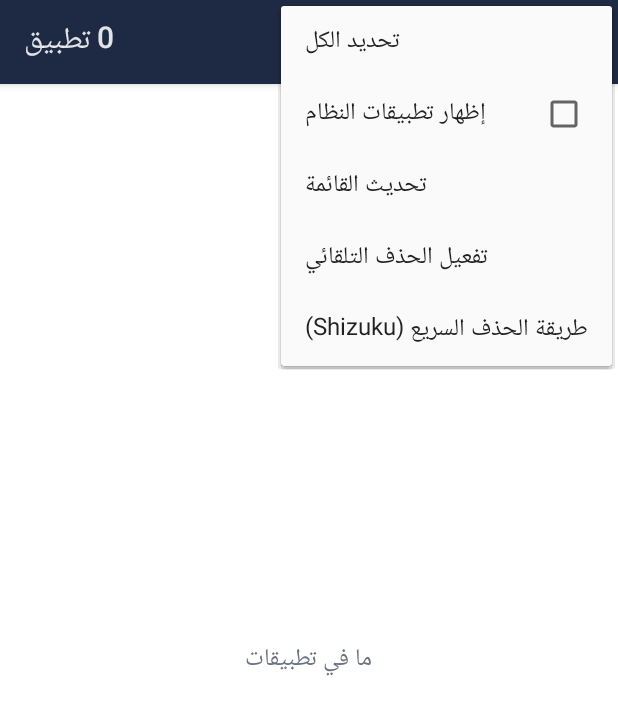
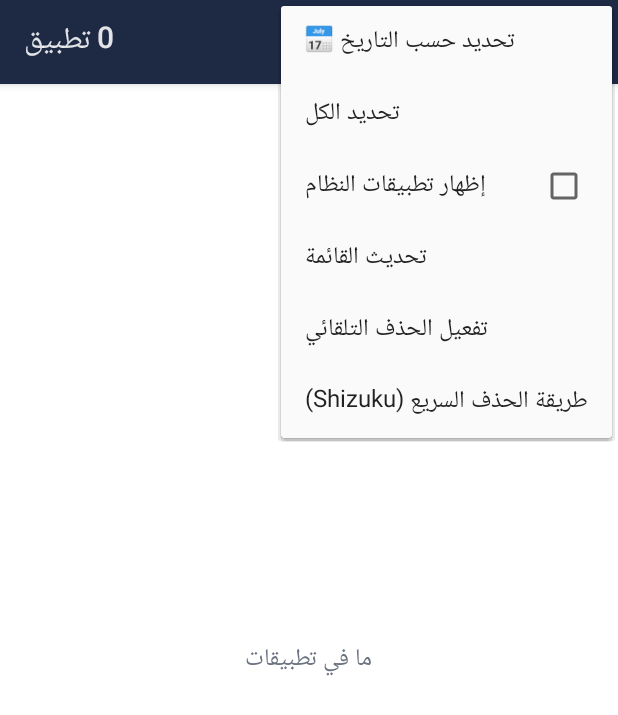
Before and after one commit to remobtester8-alt/AppByDate, an Android app: the screen it shows after launch (MainActivity), with the options menu open, on a phone screen of 412 x 824 dp. Shown: the top 715 px of the screen. Run offline under Robolectric (Android 15) with nearby library versions, the phone set to English and light mode, and no system bars; libraries missing offline, so code that uses them is left out: rikka.shizuku; 1 statement that could not run was skipped.

Commit message:
Select apps by install-date range (from/to date picker)
Co-Authored-By: Claude Opus 5.5 <noreply@anthropic.com>
Claude-Session: https://claude.ai/code/session_01Jvi3i9rKPwTKsZ4CAULzSp

```diff
--- a/app/src/main/java/com/osydev/appsbydate/MainActivity.kt
+++ b/app/src/main/java/com/osydev/appsbydate/MainActivity.kt
@@ -2,6 +2,8 @@ package com.osydev.appsbydate
 
 import android.app.Activity
 import android.app.AlertDialog
+import android.app.DatePickerDialog
+import java.util.Calendar
 import rikka.shizuku.Shizuku
 import android.content.ActivityNotFoundException
 import android.content.Context
@@ -72,6 +74,13 @@ class MainActivity : Activity() {
     private val queue = ArrayDeque<String>()
     private var batchTotal = 0
     private var batchActive = false
+
+    /** Optional install-date range (inclusive, local time). */
+    private var rangeFrom: Long? = null
+    private var rangeTo: Long? = null
+    private lateinit var rangeBar: View
+    private lateinit var rangeText: TextView
+    private val dayFormat = SimpleDateFormat("yyyy/MM/dd", Locale.ENGLISH)
     private var batchAuto = false
     private var awaitingReturn = false
     private var batchPackages: List<String> = emptyList()
@@ -97,6 +106,15 @@ class MainActivity : Activity() {
         }
 
         deleteSelectedBtn.setOnClickListener { onDeleteSelectedPressed() }
+        rangeBar = findViewById(R.id.range_bar)
+        rangeText = findViewById(R.id.range_text)
+        findViewById<Button>(R.id.range_change).setOnClickListener { pickDateRange() }
+        findViewById<Button>(R.id.range_clear).setOnClickListener {
+            rangeFrom = null
+            rangeTo = null
+            selected.clear()
+            applyFilterAndSort()
+        }
         Shizuku.addRequestPermissionResultListener(shizukuPermissionListener)
         findViewById<Button>(R.id.clear_selection).setOnClickListener {
             selected.clear()
@@ -173,6 +191,15 @@ class MainActivity : Activity() {
 
     private fun applyFilterAndSort() {
         var list = if (showSystem) allApps else allApps.filter { !it.isSystem }
+        val from = rangeFrom
+        val to = rangeTo
+        if (from != null && to != null) {
+            list = list.filter { it.installTime in from..to }
+            rangeBar.visibility = View.VISIBLE
+            rangeText.text = getString(R.string.range_label, dayFormat.format(Date(from)), dayFormat.format(Date(to)))
+        } else {
+            rangeBar.visibility = View.GONE
+        }
         list = list.sortedWith(compareBy<AppEntry> { it.installTime }.thenBy { it.label.lowercase() })
         if (!oldestFirst) list = list.reversed()
         // Hidden apps (e.g. system apps after toggling off) shouldn't stay ticked.
@@ -211,6 +238,55 @@ class MainActivity : Activity() {
             Toast.makeText(this, R.string.cant_delete, Toast.LENGTH_SHORT).show()
         }
     }
+
+    // ---------- Date range ----------
+
+    /** Pick "from" then "to" dates; show only apps installed in that range and tick them all. */
+    private fun pickDateRange() {
+        val visible = if (showSystem) allApps else allApps.filter { !it.isSystem }
+        val defaultFrom = rangeFrom ?: visible.minOfOrNull { it.installTime } ?: System.currentTimeMillis()
+        val defaultTo = rangeTo ?: System.currentTimeMillis()
+
+        showDatePicker(getString(R.string.pick_from), defaultFrom) { fromCal ->
+            showDatePicker(getString(R.string.pick_to), maxOf(defaultTo, fromCal.timeInMillis)) { toCal ->
+                var start = startOfDay(fromCal)
+                var end = endOfDay(toCal)
+                if (start > end) { // picked backwards → swap
+                    start = startOfDay(toCal)
+                    end = endOfDay(fromCal)
+                }
+                rangeFrom = start
+                rangeTo = end
+                selected.clear()
+                applyFilterAndSort()
+                adapter.items.forEach { selected.add(it.packageName) }
+                adapter.notifyDataSetChanged()
+                updateSelectionBar()
+                listView.setSelection(0)
+                Toast.makeText(this, getString(R.string.range_selected, selected.size), Toast.LENGTH_SHORT).show()
+            }
+        }
+    }
+
+    private fun showDatePicker(title: String, initial: Long, onPicked: (Calendar) -> Unit) {
+        val c = Calendar.getInstance().apply { timeInMillis = initial }
+        DatePickerDialog(
+            this,
+            { _, y, m, d -> onPicked(Calendar.getInstance().apply { clear(); set(y, m, d) }) },
+            c.get(Calendar.YEAR), c.get(Calendar.MONTH), c.get(Calendar.DAY_OF_MONTH),
+        ).apply {
+            setTitle(title)
+            show()
+        }
+    }
+
+    private fun startOfDay(c: Calendar): Long = (c.clone() as Calendar).apply {
+        set(Calendar.HOUR_OF_DAY, 0); set(Calendar.MINUTE, 0); set(Calendar.SECOND, 0); set(Calendar.MILLISECOND, 0)
+    }.timeInMillis
+
+    private fun endOfDay(c: Calendar): Long = (c.clone() as Calendar).apply {
+        set(Calendar.HOUR_OF_DAY, 23); set(Calendar.MINUTE, 59); set(Calendar.SECOND, 59); set(Calendar.MILLISECOND, 999)
+    }.timeInMillis
 
     // ---------- Bulk delete ----------
 
@@ -443,6 +519,7 @@ class MainActivity : Activity() {
 
     override fun onCreateOptionsMenu(menu: Menu): Boolean {
         menu.add(0, MENU_SORT, 0, sortLabel()).setShowAsAction(MenuItem.SHOW_AS_ACTION_ALWAYS)
+        menu.add(0, MENU_RANGE, 1, R.string.pick_range)
         menu.add(0, MENU_SELECT_ALL, 1, R.string.select_all)
         menu.add(0, MENU_SYSTEM, 2, R.string.show_system).apply {
             isCheckable = true
@@ -477,6 +554,7 @@ class MainActivity : Activity() {
             }
             MENU_REFRESH -> loadApps()
             MENU_AUTO -> showAutoHelp()
+            MENU_RANGE -> pickDateRange()
             MENU_SHIZUKU -> showShizukuHelp()
             else -> return super.onOptionsItemSelected(item)
         }
@@ -532,6 +610,7 @@ class MainActivity : Activity() {
         private const val MENU_SELECT_ALL = 4
         private const val MENU_SHIZUKU = 5
         private const val MENU_AUTO = 6
+        private const val MENU_RANGE = 7
         private const val REQ_SHIZUKU = 77
     }
 }
--- a/app/src/main/res/layout/activity_main.xml
+++ b/app/src/main/res/layout/activity_main.xml
@@ -4,6 +4,48 @@
     android:layout_height="match_parent"
     android:background="#FFFFFF"
     android:orientation="vertical">
+
+    <LinearLayout
+        android:id="@+id/range_bar"
+        android:layout_width="match_parent"
+        android:layout_height="wrap_content"
+        android:background="#FFF3E6"
+        android:gravity="center_vertical"
+        android:orientation="horizontal"
+        android:paddingStart="12dp"
+        android:paddingTop="6dp"
+        android:paddingEnd="8dp"
+        android:paddingBottom="6dp"
+        android:visibility="gone">
+
+        <TextView
+            android:id="@+id/range_text"
+            android:layout_width="0dp"
+            android:layout_height="wrap_content"
+            android:layout_weight="1"
+            android:textColor="#111827"
+            android:textSize="14sp"
+            android:textStyle="bold" />
+
+        <Button
+            android:id="@+id/range_change"
+            android:layout_width="wrap_content"
+            android:layout_height="40dp"
+            android:backgroundTint="@color/accent"
+            android:text="@string/range_change"
+            android:textColor="#FFFFFF"
+            android:textSize="13sp" />
+
+        <Button
+            android:id="@+id/range_clear"
+            android:layout_width="wrap_content"
+            android:layout_height="40dp"
+            android:layout_marginStart="6dp"
+            android:backgroundTint="#FFFFFF"
+            android:text="@string/range_clear"
+            android:textColor="@color/primary"
+            android:textSize="13sp" />
+    </LinearLayout>
 
     <FrameLayout
         android:layout_width="match_parent"
--- a/app/src/main/res/values/strings.xml
+++ b/app/src/main/res/values/strings.xml
@@ -43,4 +43,11 @@
     <string name="auto_on">مفعّل ✓</string>
     <string name="auto_off">مو مفعّل ✗</string>
     <string name="auto_no_click">ما قدرت اضغط زر التأكيد تلقائياً.\nاسم شاشة الحذف بموبايلك: %1$s\nابعت هالاسم ليتصلّح.</string>
+    <string name="pick_range">تحديد حسب التاريخ 📅</string>
+    <string name="pick_from">من تاريخ</string>
+    <string name="pick_to">لحد تاريخ</string>
+    <string name="range_label">من %1$s لـ %2$s</string>
+    <string name="range_change">تغيير</string>
+    <string name="range_clear">عرض الكل</string>
+    <string name="range_selected">تحدد %1$d تطبيق بهالفترة</string>
 </resources>
```
